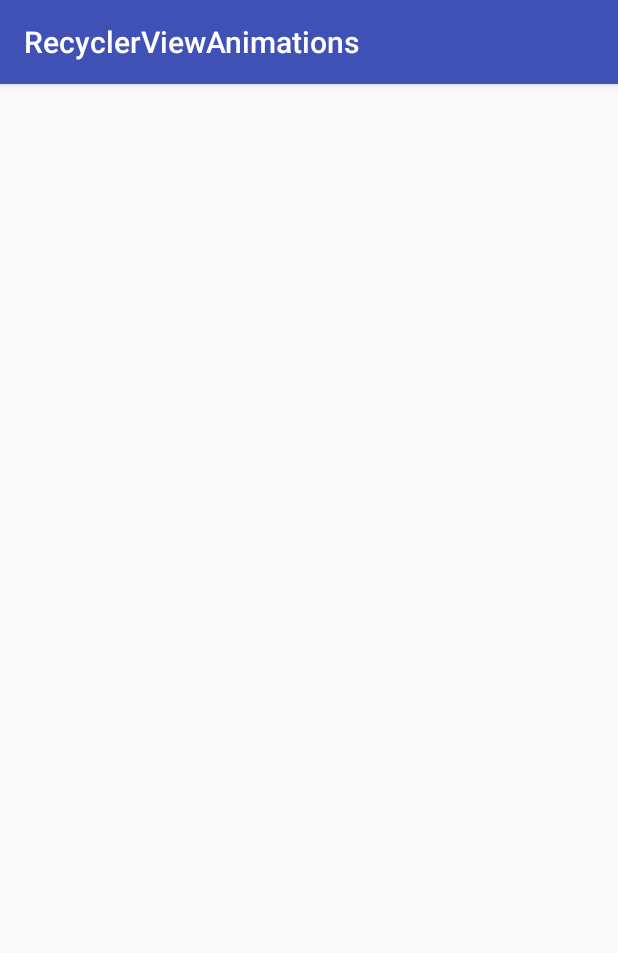
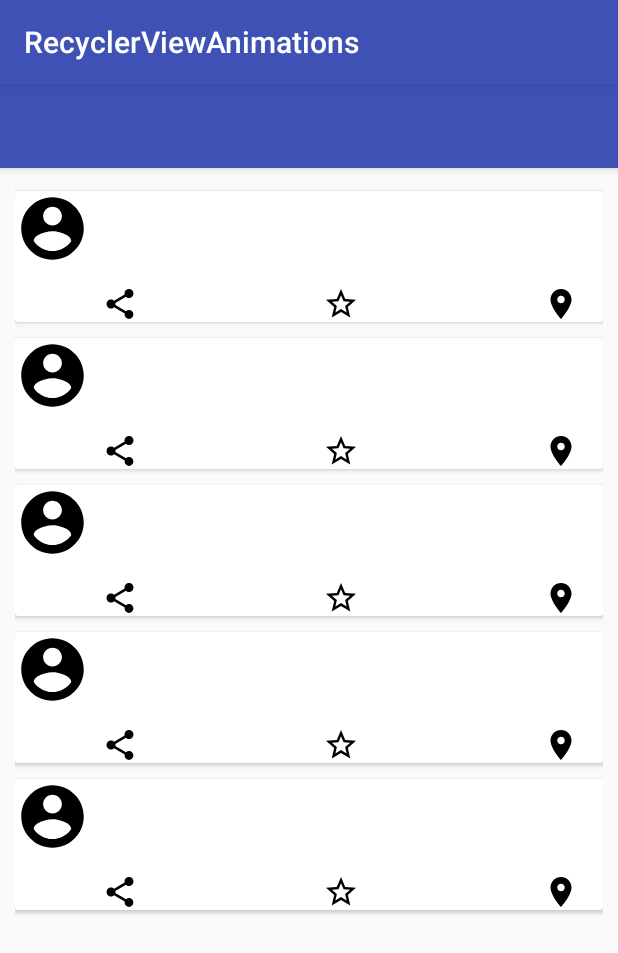
Before and after one commit to dtlim/RecyclerViewAnimations, an Android app: the screen it shows after launch (MainActivity), on a phone screen of 412 x 824 dp. Shown: the top 953 px of the screen. Run offline under Robolectric (Android 15) with nearby library versions, the phone set to English and light mode, and no system bars; our stand-ins replace ButterKnife.

Commit message:
WIP initial UI

```diff
--- a/app/build.gradle
+++ b/app/build.gradle
@@ -30,5 +30,9 @@ dependencies {
     compile 'com.android.support:design:26.1.0'
     compile 'com.android.support:recyclerview-v7:26.1.0'
     compile 'com.android.support:cardview-v7:26.1.0'
+
+    compile 'com.jakewharton:butterknife:8.8.1'
+    annotationProcessor 'com.jakewharton:butterknife-compiler:8.8.1'
+
     testCompile 'junit:junit:4.12'
 }
--- a/app/src/main/java/com/dtlim/recyclerviewanimations/FeedAdapter.java
+++ b/app/src/main/java/com/dtlim/recyclerviewanimations/FeedAdapter.java
@@ -1,25 +1,37 @@
 package com.dtlim.recyclerviewanimations;
 
 import android.support.v7.widget.RecyclerView;
+import android.text.Layout;
+import android.util.Log;
+import android.view.LayoutInflater;
+import android.view.View;
 import android.view.ViewGroup;
+
+import java.util.ArrayList;
+import java.util.List;
 
 /**
  * Created by dale on 9/24/2017.
  */
 
 public class FeedAdapter extends RecyclerView.Adapter {
+
+    private List<FeedItem> feedItems = new ArrayList<>();
+
     @Override
     public RecyclerView.ViewHolder onCreateViewHolder(ViewGroup parent, int viewType) {
-        return null;
+        LayoutInflater inflater = LayoutInflater.from(parent.getContext());
+        View view = inflater.inflate(R.layout.viewholder_feed_item, parent, false);
+        return new FeedViewHolder(view);
     }
 
     @Override
     public void onBindViewHolder(RecyclerView.ViewHolder holder, int position) {
-
+        Log.d("BIND", "onBindViewHolder: " + position);
     }
 
     @Override
     public int getItemCount() {
-        return 0;
+        return 5;//feedItems.size();
     }
 }
--- /dev/null
+++ b/app/src/main/java/com/dtlim/recyclerviewanimations/FeedItem.java
@@ -0,0 +1,71 @@
+package com.dtlim.recyclerviewanimations;
+
+/**
+ * Created by dale on 9/25/2017.
+ */
+
+public class FeedItem {
+    private String profilePictureUrl = "";
+    private String name = "";
+    private String username = "";
+    private String content = "";
+    private String imageUrl = "";
+    private String location = "";
+    private String time = "";
+    private boolean starred = false;
+
+    public FeedItem(String name, String username, String content, String time) {
+        this.name = name;
+        this.username = username;
+        this.content = content;
+        this.time = time;
+    }
+
+    public String getProfilePictureUrl() {
+        return profilePictureUrl;
+    }
+
+    public void setProfilePictureUrl(String profilePictureUrl) {
+        this.profilePictureUrl = profilePictureUrl;
+    }
+
+    public String getName() {
+        return name;
+    }
+
+    public String getUsername() {
+        return username;
+    }
+
+    public String getContent() {
+        return content;
+    }
+
+    public String getImageUrl() {
+        return imageUrl;
+    }
+
+    public void setImageUrl(String imageUrl) {
+        this.imageUrl = imageUrl;
+    }
+
+    public String getLocation() {
+        return location;
+    }
+
+    public void setLocation(String location) {
+        this.location = location;
+    }
+
+    public String getTime() {
+        return time;
+    }
+
+    public boolean isStarred() {
+        return starred;
+    }
+
+    public void setStarred(boolean starred) {
+        this.starred = starred;
+    }
+}
--- /dev/null
+++ b/app/src/main/java/com/dtlim/recyclerviewanimations/FeedViewHolder.java
@@ -0,0 +1,26 @@
+package com.dtlim.recyclerviewanimations;
+
+import android.support.v7.widget.RecyclerView;
+import android.view.View;
+import android.widget.ImageView;
+import android.widget.TextView;
+
+import butterknife.BindView;
+
+/**
+ * Created by dale on 9/26/2017.
+ */
+
+public class FeedViewHolder extends RecyclerView.ViewHolder {
+
+//    @BindView(R.id.imageview_profile_picture)
+//    ImageView imageViewProfilePicture;
+//    @BindView(R.id.textview_name)
+//    TextView textViewName;
+//    @BindView(R.id.textview_username)
+//    TextView textViewUsername;
+
+    public FeedViewHolder(View itemView) {
+        super(itemView);
+    }
+}
--- a/app/src/main/java/com/dtlim/recyclerviewanimations/MainActivity.java
+++ b/app/src/main/java/com/dtlim/recyclerviewanimations/MainActivity.java
@@ -2,12 +2,28 @@ package com.dtlim.recyclerviewanimations;
 
 import android.support.v7.app.AppCompatActivity;
 import android.os.Bundle;
+import android.support.v7.widget.LinearLayoutManager;
+import android.support.v7.widget.RecyclerView;
+
+import butterknife.BindView;
+import butterknife.ButterKnife;
 
 public class MainActivity extends AppCompatActivity {
+
+    private FeedAdapter adapter;
+
+    @BindView(R.id.recyclerview)
+    RecyclerView recyclerView;
 
     @Override
     protected void onCreate(Bundle savedInstanceState) {
         super.onCreate(savedInstanceState);
         setContentView(R.layout.activity_main);
+
+        ButterKnife.bind(this);
+        adapter = new FeedAdapter();
+        recyclerView.setAdapter(adapter);
+        recyclerView.setLayoutManager(new LinearLayoutManager(this));
+        adapter.notifyDataSetChanged();
     }
 }
--- /dev/null
+++ b/app/src/main/res/drawable/ic_place.xml
@@ -0,0 +1,9 @@
+<vector xmlns:android="http://schemas.android.com/apk/res/android"
+        android:width="24dp"
+        android:height="24dp"
+        android:viewportWidth="24.0"
+        android:viewportHeight="24.0">
+    <path
+        android:fillColor="#FF000000"
+        android:pathData="M12,2C8.13,2 5,5.13 5,9c0,5.25 7,13 7,13s7,-7.75 7,-13c0,-3.87 -3.13,-7 -7,-7zM12,11.5c-1.38,0 -2.5,-1.12 -2.5,-2.5s1.12,-2.5 2.5,-2.5 2.5,1.12 2.5,2.5 -1.12,2.5 -2.5,2.5z"/>
+</vector>
--- /dev/null
+++ b/app/src/main/res/drawable/ic_profile.xml
@@ -0,0 +1,9 @@
+<vector xmlns:android="http://schemas.android.com/apk/res/android"
+        android:width="24dp"
+        android:height="24dp"
+        android:viewportWidth="24.0"
+        android:viewportHeight="24.0">
+    <path
+        android:fillColor="#FF000000"
+        android:pathData="M12,2C6.48,2 2,6.48 2,12s4.48,10 10,10 10,-4.48 10,-10S17.52,2 12,2zM12,5c1.66,0 3,1.34 3,3s-1.34,3 -3,3 -3,-1.34 -3,-3 1.34,-3 3,-3zM12,19.2c-2.5,0 -4.71,-1.28 -6,-3.22 0.03,-1.99 4,-3.08 6,-3.08 1.99,0 5.97,1.09 6,3.08 -1.29,1.94 -3.5,3.22 -6,3.22z"/>
+</vector>
--- /dev/null
+++ b/app/src/main/res/drawable/ic_share.xml
@@ -0,0 +1,9 @@
+<vector xmlns:android="http://schemas.android.com/apk/res/android"
+        android:width="24dp"
+        android:height="24dp"
+        android:viewportWidth="24.0"
+        android:viewportHeight="24.0">
+    <path
+        android:fillColor="#FF000000"
+        android:pathData="M18,16.08c-0.76,0 -1.44,0.3 -1.96,0.77L8.91,12.7c0.05,-0.23 0.09,-0.46 0.09,-0.7s-0.04,-0.47 -0.09,-0.7l7.05,-4.11c0.54,0.5 1.25,0.81 2.04,0.81 1.66,0 3,-1.34 3,-3s-1.34,-3 -3,-3 -3,1.34 -3,3c0,0.24 0.04,0.47 0.09,0.7L8.04,9.81C7.5,9.31 6.79,9 6,9c-1.66,0 -3,1.34 -3,3s1.34,3 3,3c0.79,0 1.5,-0.31 2.04,-0.81l7.12,4.16c-0.05,0.21 -0.08,0.43 -0.08,0.65 0,1.61 1.31,2.92 2.92,2.92 1.61,0 2.92,-1.31 2.92,-2.92s-1.31,-2.92 -2.92,-2.92z"/>
+</vector>
--- /dev/null
+++ b/app/src/main/res/drawable/ic_star_border.xml
@@ -0,0 +1,9 @@
+<vector xmlns:android="http://schemas.android.com/apk/res/android"
+        android:width="24dp"
+        android:height="24dp"
+        android:viewportWidth="24.0"
+        android:viewportHeight="24.0">
+    <path
+        android:fillColor="#FF000000"
+        android:pathData="M22,9.24l-7.19,-0.62L12,2 9.19,8.63 2,9.24l5.46,4.73L5.82,21 12,17.27 18.18,21l-1.63,-7.03L22,9.24zM12,15.4l-3.76,2.27 1,-4.28 -3.32,-2.88 4.38,-0.38L12,6.1l1.71,4.04 4.38,0.38 -3.32,2.88 1,4.28L12,15.4z"/>
+</vector>
--- a/app/src/main/res/layout/activity_main.xml
+++ b/app/src/main/res/layout/activity_main.xml
@@ -4,7 +4,7 @@
     xmlns:app="http://schemas.android.com/apk/res-auto"
     xmlns:tools="http://schemas.android.com/tools"
     android:layout_width="match_parent"
-    android:layout_height="0dp"
+    android:layout_height="match_parent"
     android:layout_weight="1"
     android:orientation="vertical">
 
--- /dev/null
+++ b/app/src/main/res/layout/viewholder_feed_item.xml
@@ -0,0 +1,97 @@
+<?xml version="1.0" encoding="utf-8"?>
+<android.support.v7.widget.CardView xmlns:android="http://schemas.android.com/apk/res/android"
+    xmlns:app="http://schemas.android.com/apk/res-auto"
+    xmlns:tools="http://schemas.android.com/tools"
+    android:orientation="vertical" android:layout_width="match_parent"
+    android:layout_height="wrap_content"
+    android:layout_marginTop="5dp"
+    android:layout_marginBottom="5dp"
+    android:padding="5dp">
+
+    <android.support.constraint.ConstraintLayout
+        android:layout_width="match_parent"
+        android:layout_height="wrap_content">
+
+        <ImageView
+            android:id="@+id/imageview_profile_picture"
+            android:layout_width="50dp"
+            android:layout_height="50dp"
+            android:contentDescription="profile_picture"
+            android:src="@drawable/ic_profile" />
+
+        <TextView
+            android:id="@+id/textview_name"
+            tools:text="Juan Dela Cruz"
+            app:layout_constraintTop_toTopOf="parent"
+            android:layout_marginTop="8dp"
+            style="@style/FeedItem_TextView_Primary"
+            android:textStyle="bold"
+            app:layout_constraintLeft_toRightOf="@+id/imageview_profile_picture"
+            android:layout_marginLeft="8dp" />
+
+        <TextView
+            android:id="@+id/textview_username"
+            tools:text="\@jdc"
+            app:layout_constraintLeft_toRightOf="@+id/textview_name"
+            android:layout_marginLeft="8dp"
+            app:layout_constraintTop_toTopOf="parent"
+            android:layout_marginTop="8dp"
+            style="@style/FeedItem_TextView_Secondary" />
+
+        <TextView
+            android:id="@+id/textview_content"
+            tools:text="Lorem ipsum dolor sit amet, consectetur adipiscing elit, sed do eiusmod tempor incididunt ut labore et dolore magna aliqua."
+            style="@style/FeedItem_TextView_Primary"
+            android:layout_marginTop="3dp"
+            app:layout_constraintTop_toBottomOf="@+id/textview_name"
+            app:layout_constraintWidth_default="wrap"
+            android:layout_marginLeft="0dp"
+            app:layout_constraintLeft_toLeftOf="@+id/textview_name" />
+
+        <TextView
+            android:id="@+id/textview_time"
+            tools:text="30m"
+            android:layout_marginLeft="0dp"
+            app:layout_constraintTop_toTopOf="parent"
+            android:layout_marginTop="8dp"
+            style="@style/FeedItem_TextView_Secondary"
+            app:layout_constraintLeft_toRightOf="@+id/textview_username"
+            android:layout_marginRight="8dp"
+            app:layout_constraintRight_toRightOf="parent"
+            app:layout_constraintHorizontal_bias="1.0" />
+
+        <ImageView
+            android:id="@+id/imageview_share"
+            android:layout_width="24dp"
+            android:layout_height="24dp"
+            android:src="@drawable/ic_share"
+            android:layout_marginTop="8dp"
+            app:layout_constraintTop_toBottomOf="@+id/textview_content"
+            android:layout_marginLeft="0dp"
+            app:layout_constraintLeft_toLeftOf="@+id/textview_content" />
+
+        <ImageView
+            android:id="@+id/imageview_star"
+            android:layout_width="24dp"
+            android:layout_height="24dp"
+            android:src="@drawable/ic_star_border"
+            android:layout_marginTop="8dp"
+            app:layout_constraintTop_toBottomOf="@+id/textview_content"
+            app:layout_constraintRight_toLeftOf="@+id/textview_location"
+            android:layout_marginRight="8dp"
+            app:layout_constraintLeft_toRightOf="@+id/imageview_share"
+            android:layout_marginLeft="8dp" />
+
+        <TextView
+            android:id="@+id/textview_location"
+            tools:text="Sydney, Australia"
+            android:layout_marginTop="8dp"
+            style="@style/FeedItem_TextView_Secondary"
+            android:drawableLeft="@drawable/ic_place"
+            android:layout_marginRight="16dp"
+            app:layout_constraintRight_toRightOf="parent"
+            app:layout_constraintTop_toBottomOf="@+id/textview_content" />
+
+    </android.support.constraint.ConstraintLayout>
+
+</android.support.v7.widget.CardView>
--- a/app/src/main/res/values/styles.xml
+++ b/app/src/main/res/values/styles.xml
@@ -8,4 +8,16 @@
         <item name="colorAccent">@color/colorAccent</item>
     </style>
 
+    <style name="FeedItem_TextView_Primary">
+        <item name="android:layout_width">wrap_content</item>
+        <item name="android:layout_height">wrap_content</item>
+        <item name="android:textSize">16sp</item>
+        <item name="android:textColor">@android:color/black</item>
+    </style>
+
+    <style name="FeedItem_TextView_Secondary">
+        <item name="android:layout_width">wrap_content</item>
+        <item name="android:layout_height">wrap_content</item>
+    </style>
+
 </resources>
```
